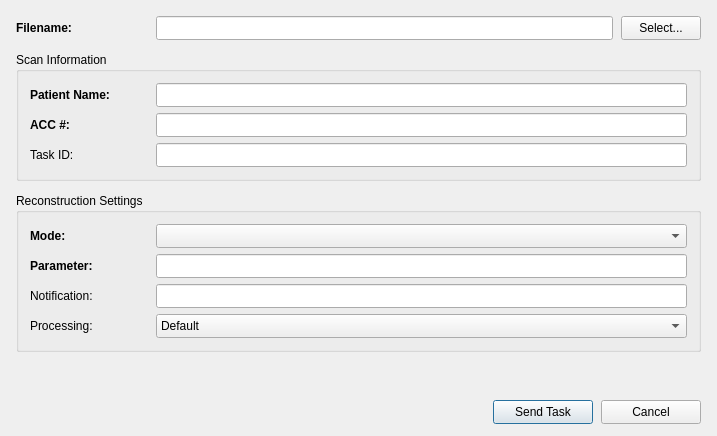
Old version of the form StandaloneClient/sac_mainwindow.ui in the repository WillForan/yarraclient.
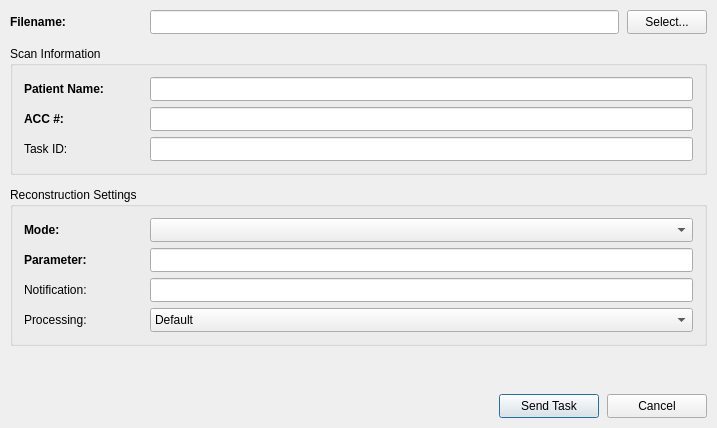
New version of the form. Icons and pictures are not drawn.

Commit message: Design changes. SAC: Window changes height depending on visibility of parameter field.

```diff
--- a/StandaloneClient/sac_mainwindow.ui
+++ b/StandaloneClient/sac_mainwindow.ui
@@ -7,7 +7,7 @@
     <x>0</x>
     <y>0</y>
     <width>717</width>
-    <height>418</height>
+    <height>404</height>
    </rect>
   </property>
   <property name="windowTitle">
@@ -19,16 +19,16 @@
      <number>12</number>
     </property>
     <property name="leftMargin">
-     <number>16</number>
+     <number>10</number>
     </property>
     <property name="topMargin">
-     <number>16</number>
+     <number>10</number>
     </property>
     <property name="rightMargin">
-     <number>16</number>
+     <number>10</number>
     </property>
     <property name="bottomMargin">
-     <number>12</number>
+     <number>10</number>
     </property>
     <item>
      <layout class="QHBoxLayout" name="horizontalLayout">
@@ -361,6 +361,9 @@
           <property name="orientation">
            <enum>Qt::Vertical</enum>
           </property>
+          <property name="sizeType">
+           <enum>QSizePolicy::Expanding</enum>
+          </property>
           <property name="sizeHint" stdset="0">
            <size>
             <width>0</width>
@@ -373,13 +376,13 @@
          <widget class="QLabel" name="logoLabel">
           <property name="minimumSize">
            <size>
-            <width>234</width>
+            <width>78</width>
             <height>60</height>
            </size>
           </property>
           <property name="maximumSize">
            <size>
-            <width>234</width>
+            <width>78</width>
             <height>60</height>
            </size>
           </property>
```
The commit also changes 9 other files.
